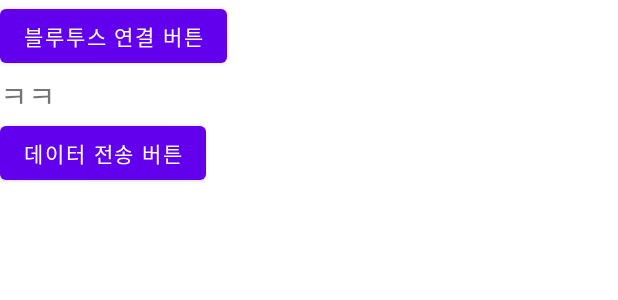
After one commit to seoyoung-3060/iot_laundry, an Android app: the layout activity_bluetooth.xml on its own in the app's theme, with its tools: preview values and no code run, on a phone screen of 412 x 824 dp. The commit adds this screen. Shown: the top 300 px of the screen. Run offline under Robolectric (Android 15) with nearby library versions, the phone set to English and light mode, and no system bars; network calls fail.

Commit message:
Add 블루투스 모듈 통신 기본 예제

```diff
--- /dev/null
+++ b/app/src/main/res/layout/activity_bluetooth.xml
@@ -0,0 +1,28 @@
+<?xml version="1.0" encoding="utf-8"?>
+<LinearLayout xmlns:android="http://schemas.android.com/apk/res/android"
+    xmlns:app="http://schemas.android.com/apk/res-auto"
+    xmlns:tools="http://schemas.android.com/tools"
+    android:layout_width="match_parent"
+    android:layout_height="match_parent"
+    tools:context=".BluetoothActivity"
+    android:orientation="vertical"
+    >
+
+    <Button
+        android:id="@+id/btnBTCon"
+        android:layout_width="wrap_content"
+        android:layout_height="wrap_content"
+        android:text="블루투스 연결 버튼"/>
+    <TextView
+        android:id="@+id/tvBT"
+        android:layout_width="wrap_content"
+        android:layout_height="wrap_content"
+        android:textSize="20sp"
+        android:text="ㅋㅋ"/>
+    <Button
+        android:id="@+id/btnSend"
+        android:layout_width="wrap_content"
+        android:layout_height="wrap_content"
+        android:text="데이터 전송 버튼"/>
+
+</LinearLayout>
```
Also changed, not shown: app/src/main/AndroidManifest.xml (+11 -2 lines), app/src/main/java/com/example/iot_laundry/BluetoothActivity.java (added, +236 -0 lines), app/src/main/java/com/example/iot_laundry/MainActivity.java (+7 -1 lines), app/src/main/res/drawable/toggle_on_off.xml (+6 -6 lines), app/src/main/res/layout/activity_main.xml (+7 -0 lines).
